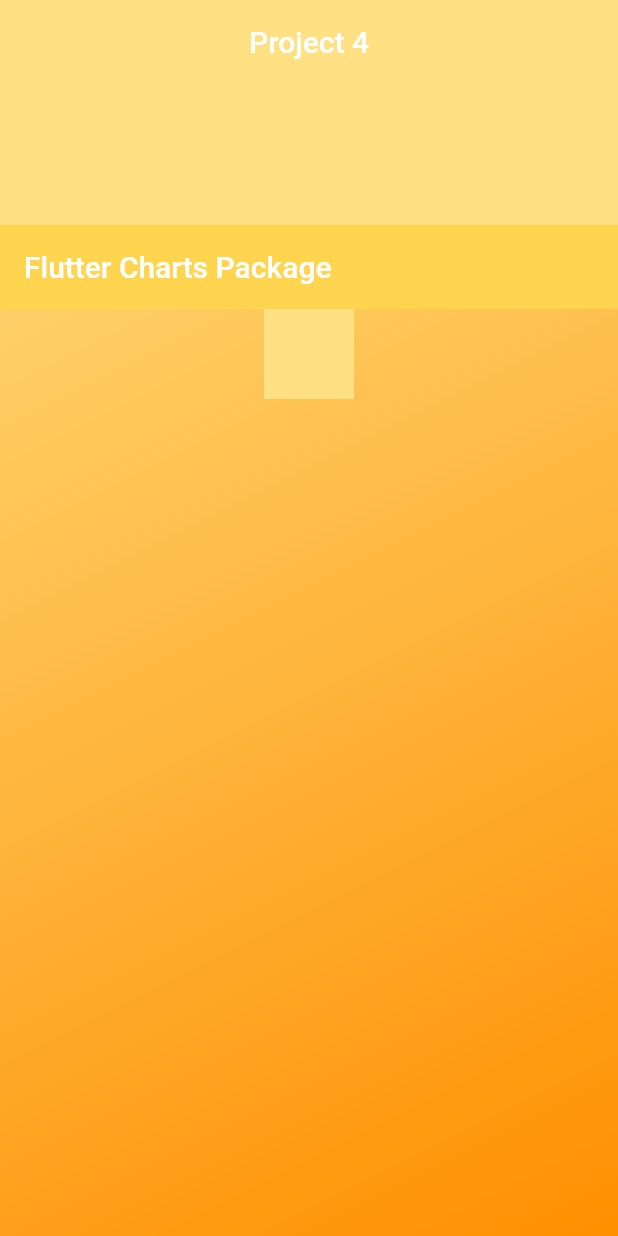
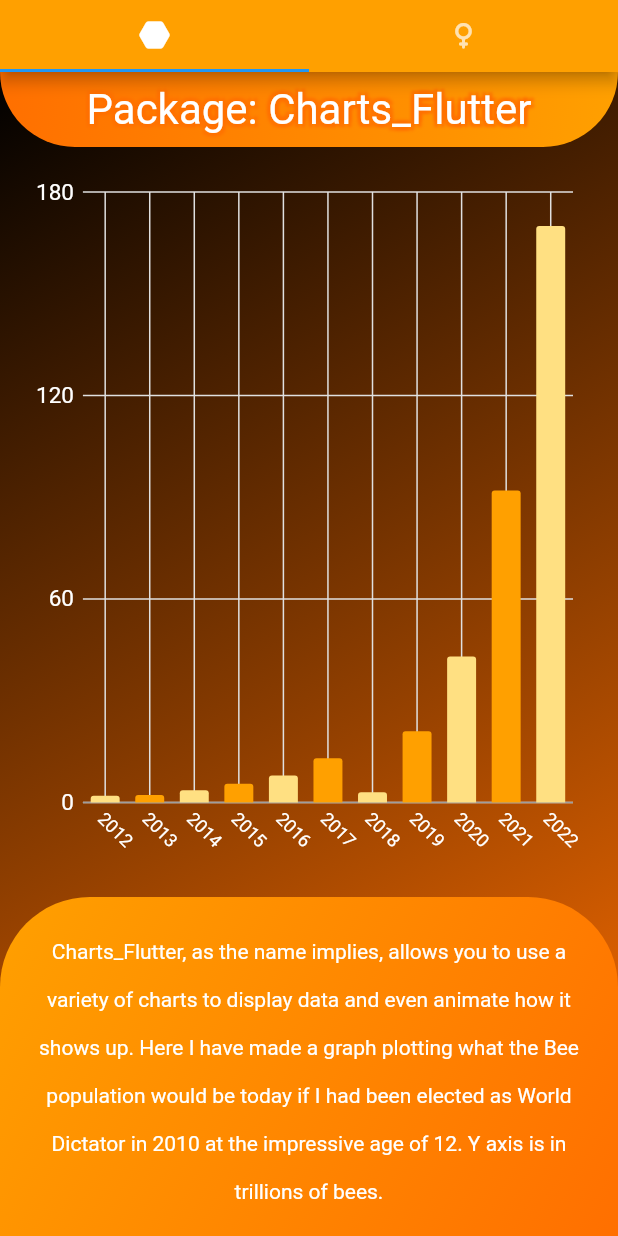
Before and after one commit to GGsource/cs378_project_4, a Flutter app: the screen it shows after launch, on a phone screen of 412 x 824 dp. Run offline on Flutter 3.47's test engine with Material 2 defaults, Android fonts, the phone set to English and light mode, and no system bars; our stand-ins replace charts_flutter.

Commit message:
Finished 1/2 of Package Screens

```diff
--- /dev/null
+++ b/lib/bar_chart_data.dart
@@ -0,0 +1,70 @@
+import 'package:charts_flutter/flutter.dart' as charts;
+import 'package:flutter/material.dart';
+
+class BarChartModel {
+  String day;
+  double spent;
+  final charts.Color color;
+
+  BarChartModel({required this.day, required this.spent, required this.color});
+}
+
+class BarChartData {
+  static final List<BarChartModel> data = [
+    BarChartModel(
+      day: "2012",
+      spent: 2,
+      color: charts.ColorUtil.fromDartColor(Colors.amber.shade200),
+    ),
+    BarChartModel(
+      day: "2013",
+      spent: 2.2,
+      color: charts.ColorUtil.fromDartColor(Colors.amber.shade700),
+    ),
+    BarChartModel(
+      day: "2014",
+      spent: 3.6,
+      color: charts.ColorUtil.fromDartColor(Colors.amber.shade200),
+    ),
+    BarChartModel(
+      day: "2015",
+      spent: 5.5,
+      color: charts.ColorUtil.fromDartColor(Colors.amber.shade700),
+    ),
+    BarChartModel(
+      day: "2016",
+      spent: 7.9,
+      color: charts.ColorUtil.fromDartColor(Colors.amber.shade200),
+    ),
+    BarChartModel(
+      day: "2017",
+      spent: 13,
+      color: charts.ColorUtil.fromDartColor(Colors.amber.shade700),
+    ),
+    BarChartModel(
+      day: "2018",
+      spent: 3,
+      color: charts.ColorUtil.fromDartColor(Colors.amber.shade200),
+    ),
+    BarChartModel(
+      day: "2019",
+      spent: 21,
+      color: charts.ColorUtil.fromDartColor(Colors.amber.shade700),
+    ),
+    BarChartModel(
+      day: "2020",
+      spent: 43,
+      color: charts.ColorUtil.fromDartColor(Colors.amber.shade200),
+    ),
+    BarChartModel(
+      day: "2021",
+      spent: 92,
+      color: charts.ColorUtil.fromDartColor(Colors.amber.shade700),
+    ),
+    BarChartModel(
+      day: "2022",
+      spent: 170,
+      color: charts.ColorUtil.fromDartColor(Colors.amber.shade200),
+    ),
+  ];
+}
--- /dev/null
+++ b/lib/bee_page.dart
@@ -0,0 +1,148 @@
+import 'package:flutter/material.dart';
+
+import 'bar_chart_data.dart';
+import 'package:charts_flutter/flutter.dart' as charts;
+
+class BeeChart extends StatelessWidget {
+  const BeeChart({super.key});
+
+  @override
+  Widget build(BuildContext context) {
+    List<charts.Series<BarChartModel, String>> series = [
+      charts.Series(
+        id: "Spent",
+        data: BarChartData.data,
+        domainFn: (BarChartModel series, _) => series.day,
+        measureFn: (BarChartModel series, _) => series.spent,
+        colorFn: (BarChartModel series, _) => series.color,
+      ),
+    ];
+
+    // Graph Stack
+    return SingleChildScrollView(
+      child: Stack(
+        children: [
+          Container(
+            height: 750,
+            decoration: BoxDecoration(
+              gradient: LinearGradient(
+                colors: [
+                  Colors.black,
+                  Colors.amber.shade900,
+                ],
+                begin: Alignment.topLeft,
+                end: Alignment.bottomRight,
+              ),
+            ),
+          ),
+          Column(
+            children: [
+              // Package Title Bar
+              Container(
+                height: 50,
+                decoration: BoxDecoration(
+                    gradient: LinearGradient(
+                      colors: [
+                        Colors.amber.shade900,
+                        Colors.amber.shade700,
+                      ],
+                      begin: Alignment.topLeft,
+                      end: Alignment.bottomRight,
+                    ),
+                    borderRadius: const BorderRadius.vertical(
+                        bottom: Radius.circular(60))),
+                child: Center(
+                  child: Text(
+                    "Package: Charts_Flutter",
+                    textScaleFactor: 2,
+                    style: TextStyle(
+                      color: Colors.white,
+                      shadows: [
+                        Shadow(
+                          color: Colors.amber.shade900,
+                          offset: const Offset(2, 2),
+                          blurRadius: 2,
+                        ),
+                        Shadow(
+                          color: Colors.amber.shade900,
+                          offset: const Offset(-2, -2),
+                          blurRadius: 2,
+                        ),
+                        Shadow(
+                          color: Colors.amber.shade900,
+                          offset: const Offset(-2, 2),
+                          blurRadius: 2,
+                        ),
+                        Shadow(
+                          color: Colors.amber.shade900,
+                          offset: const Offset(2, -2),
+                          blurRadius: 2,
+                        ),
+                      ],
+                    ),
+                  ),
+                ),
+              ),
+              // Graph
+              SizedBox(
+                height: 500,
+                child: Padding(
+                  padding: const EdgeInsets.all(16),
+                  child: charts.BarChart(
+                    series,
+                    animate: true,
+                    primaryMeasureAxis: coloredYAxis,
+                    domainAxis: coloredXAxis,
+                  ),
+                ),
+              ),
+              // Description
+              Container(
+                height: 230,
+                decoration: BoxDecoration(
+                    color: Colors.amber.shade600,
+                    gradient: LinearGradient(
+                      colors: [
+                        Colors.amber.shade700,
+                        Colors.amber.shade900,
+                      ],
+                      begin: Alignment.topLeft,
+                      end: Alignment.bottomRight,
+                    ),
+                    borderRadius:
+                        const BorderRadius.vertical(top: Radius.circular(60))),
+                child: const Padding(
+                  padding: EdgeInsets.all(16),
+                  child: Text(
+                    "Charts_Flutter, as the name implies, allows you to use a variety of charts to display data and even animate how it shows up. Here I have made a graph plotting what the Bee population would be today if I had been elected as World Dictator in 2010 at the impressive age of 12. Y axis is in trillions of bees.",
+                    style: TextStyle(height: 2.3, color: Colors.white),
+                    textAlign: TextAlign.center,
+                  ),
+                ),
+              )
+            ],
+          ),
+        ],
+      ),
+    );
+  }
+}
+
+charts.NumericAxisSpec get coloredYAxis => const charts.NumericAxisSpec(
+      renderSpec: charts.GridlineRendererSpec(
+        labelStyle: charts.TextStyleSpec(
+          fontSize: 15,
+          color: charts.MaterialPalette.white,
+        ),
+      ),
+    );
+
+charts.OrdinalAxisSpec get coloredXAxis => const charts.OrdinalAxisSpec(
+      renderSpec: charts.GridlineRendererSpec(
+        labelStyle: charts.TextStyleSpec(
+          // fontSize: 15,
+          color: charts.MaterialPalette.white,
+        ),
+        labelRotation: 45,
+      ),
+    );
--- a/lib/home_page.dart
+++ /dev/null
@@ -1,17 +0,0 @@
-import 'package:flutter/material.dart';
-
-class ChartPage extends StatelessWidget {
-  const ChartPage({super.key});
-
-  @override
-  Widget build(BuildContext context) {
-    return Center(
-      child: Container(
-        height: 60,
-        width: 60,
-        color: Colors.amber.shade200,
-        // TODO: Put chart here
-      ),
-    );
-  }
-}
--- a/lib/main.dart
+++ b/lib/main.dart
@@ -1,4 +1,4 @@
-import 'package:cs378_project_4/home_page.dart';
+import 'package:cs378_project_4/bee_page.dart';
 import 'package:flutter/material.dart';
 
 void main() {
@@ -11,36 +11,35 @@
   @override
   Widget build(BuildContext context) {
     return MaterialApp(
-      home: Scaffold(
-          body: Stack(
-        children: [
-          Container(
-            decoration: BoxDecoration(
-              gradient: LinearGradient(
-                colors: [Colors.amber.shade200, Colors.amber.shade800],
-                begin: Alignment.topLeft,
-                end: Alignment.bottomRight,
-              ),
+      home: DefaultTabController(
+        length: 2,
+        child: Scaffold(
+          appBar: AppBar(
+            toolbarHeight: 0,
+            backgroundColor: Colors.amber.shade700,
+            bottom: const TabBar(
+              tabs: [
+                Tab(
+                  icon: Icon(Icons.hexagon_rounded),
+                ),
+                Tab(
+                  icon: Icon(Icons.female_rounded),
+                ),
+              ],
             ),
           ),
-          CustomScrollView(
-            slivers: [
-              SliverAppBar(
-                title: const Text("Project 4"),
-                centerTitle: true,
-                pinned: true,
-                backgroundColor: Colors.amber.shade200,
-                expandedHeight: 150,
-              ),
-              SliverAppBar(
-                title: const Text("Flutter Charts Package"),
-                backgroundColor: Colors.amber.shade300,
-              ),
-              const SliverToBoxAdapter(child: ChartPage()),
+          body: TabBarView(
+            children: [
+              // Screen 1
+              const BeeChart(),
+              // Screen 2
+              Container(
+                color: Colors.green,
+              )
             ],
           ),
-        ],
-      )),
+        ),
+      ),
     );
   }
 }
```
Also changed, not shown: pubspec.yaml (+3 -4 lines), images/honey.jpg (added), pubspec.lock.
